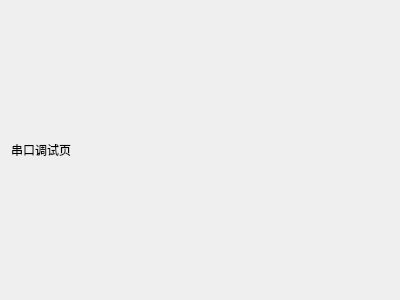
Qt form panel_serial.ui (GuoZhiyong/navtex_qt) before a commit.
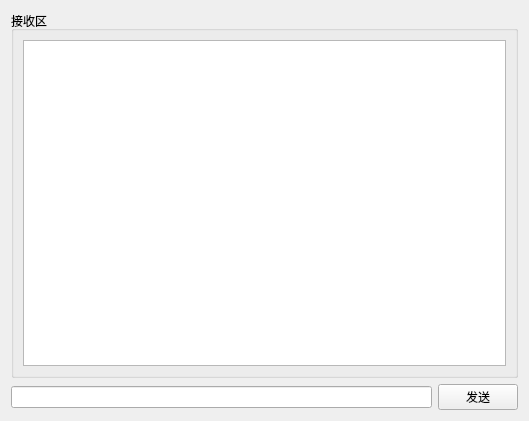
The same form after that commit.

Diff of the .ui file:
```diff
--- a/panel_serial.ui
+++ b/panel_serial.ui
@@ -6,21 +6,40 @@
    <rect>
     <x>0</x>
     <y>0</y>
-    <width>400</width>
-    <height>300</height>
+    <width>529</width>
+    <height>421</height>
    </rect>
   </property>
   <property name="windowTitle">
    <string>Form</string>
   </property>
-  <layout class="QHBoxLayout" name="horizontalLayout">
+  <layout class="QVBoxLayout" name="verticalLayout">
    <item>
-    <widget class="QLabel" name="label">
-     <property name="text">
-      <string>串口调试页</string>
+    <widget class="QGroupBox" name="groupBox">
+     <property name="title">
+      <string>接收区</string>
      </property>
+     <layout class="QHBoxLayout" name="horizontalLayout">
+      <item>
+       <widget class="QTextBrowser" name="textBrowser"/>
+      </item>
+     </layout>
     </widget>
    </item>
+   <item>
+    <layout class="QHBoxLayout" name="horizontalLayout_2">
+     <item>
+      <widget class="QLineEdit" name="edt_send"/>
+     </item>
+     <item>
+      <widget class="QPushButton" name="btn_serialport_send">
+       <property name="text">
+        <string>发送</string>
+       </property>
+      </widget>
+     </item>
+    </layout>
+   </item>
   </layout>
  </widget>
  <resources/>
```
